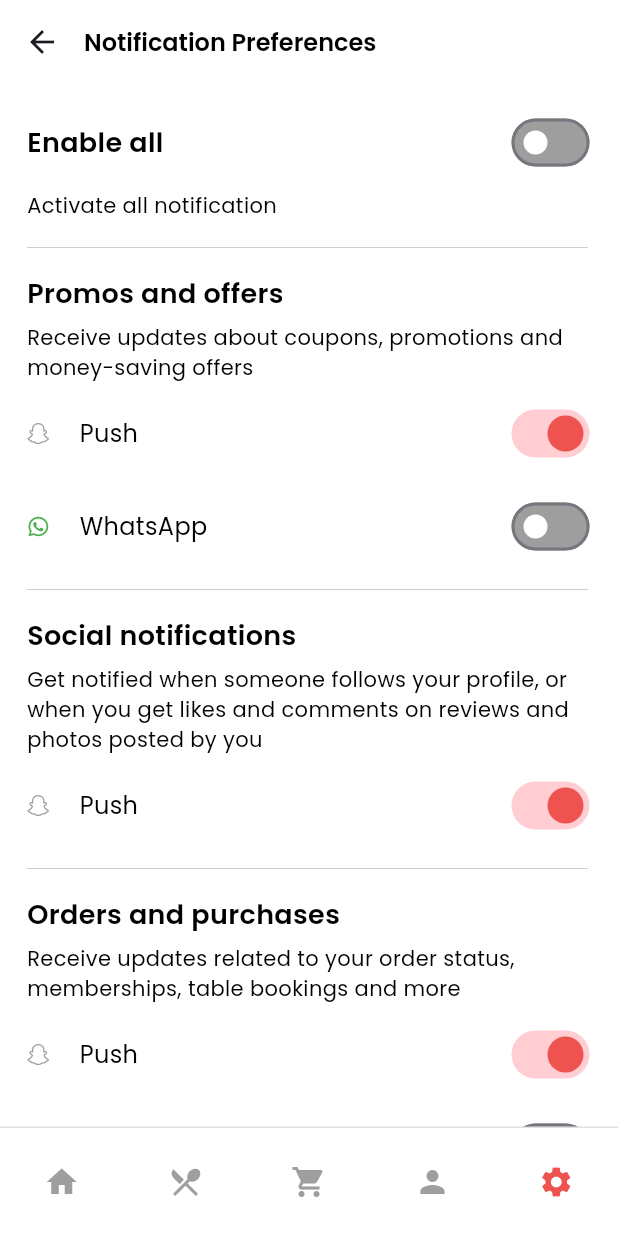
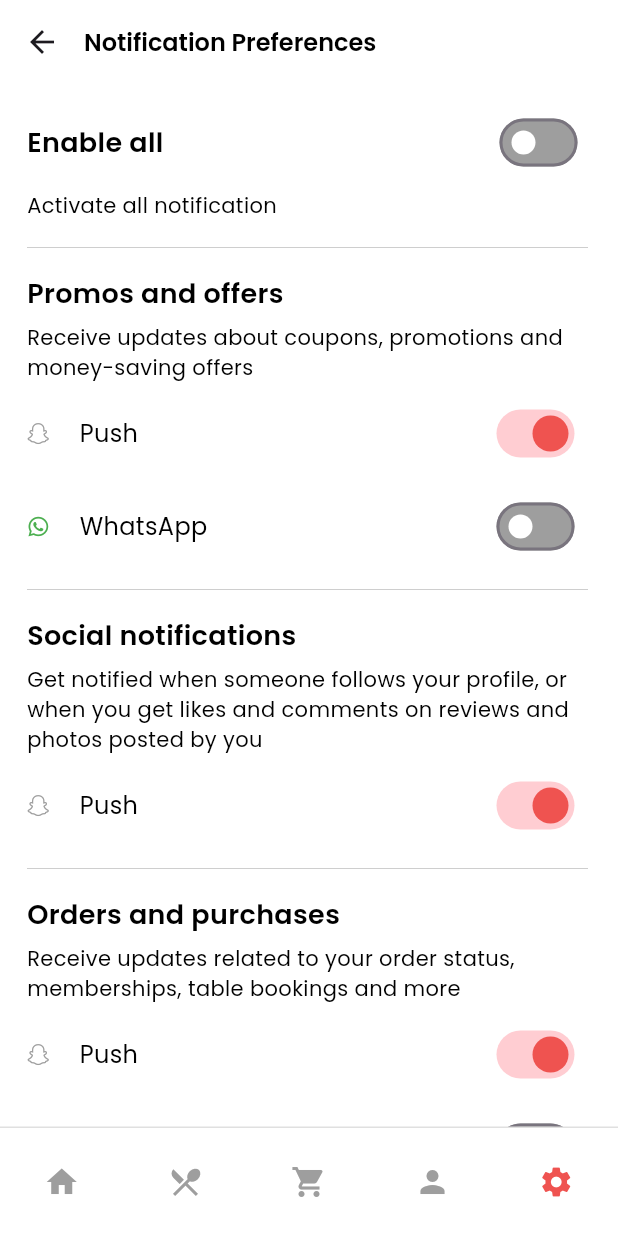
Before and after one commit to VandanKambodi/Snackzilla, a Flutter app: the NotificationSetPage screen opened directly, on a phone screen of 412 x 824 dp. Run offline on Flutter 3.47's test engine with Material 3 defaults, Android fonts, the phone set to English and light mode, and no system bars; our stand-ins replace font_awesome_flutter.

Commit message:
Update NotificationSetPage.dart

```diff
--- a/lib/Settings/NotificationSetPage.dart
+++ b/lib/Settings/NotificationSetPage.dart
@@ -35,7 +35,9 @@ class _NotificationSetPageState extends State<NotificationSetPage> {
               child: Container(
                 child: Column(
                   children: [
-                    Column(
+                    Padding(
+                      padding: const EdgeInsets.only(right: 8.0),
+                      child: Column(
                         mainAxisAlignment: MainAxisAlignment.start,
                         crossAxisAlignment: CrossAxisAlignment.start,
                         children: [
@@ -65,6 +67,7 @@ class _NotificationSetPageState extends State<NotificationSetPage> {
                           Text("Activate all notification",style: TextStyle(color: Colors.black,fontFamily: 'description',fontSize: 14),),
                         ],
                       ),
+                    ),
                     SizedBox(height: 10,),
                     Padding(
                       padding: const EdgeInsets.symmetric(horizontal: 0.0, vertical: 0.0),
@@ -76,7 +79,9 @@ class _NotificationSetPageState extends State<NotificationSetPage> {
                       ),
                     ),
                     SizedBox(height: 10,),
-                    Column(
+                    Padding(
+                      padding: const EdgeInsets.only(right: 10.0),
+                      child: Column(
                         mainAxisAlignment: MainAxisAlignment.start,
                         crossAxisAlignment: CrossAxisAlignment.start,
                         children: [
@@ -143,6 +148,7 @@ class _NotificationSetPageState extends State<NotificationSetPage> {
                           ),
                         ],
                       ),
+                    ),
                     SizedBox(height: 10,),
                     Padding(
                       padding: const EdgeInsets.symmetric(horizontal: 0.0, vertical: 0.0),
@@ -154,7 +160,9 @@ class _NotificationSetPageState extends State<NotificationSetPage> {
                       ),
                     ),
                     SizedBox(height: 10,),
-                    Column(
+                    Padding(
+                      padding: const EdgeInsets.only(right: 10.0),
+                      child: Column(
                         mainAxisAlignment: MainAxisAlignment.start,
                         crossAxisAlignment: CrossAxisAlignment.start,
                         children: [
@@ -194,6 +202,7 @@ class _NotificationSetPageState extends State<NotificationSetPage> {
                           ),
                         ],
                       ),
+                    ),
                     SizedBox(height: 10,),
                     Padding(
                       padding: const EdgeInsets.symmetric(horizontal: 0.0, vertical: 0.0),
@@ -205,7 +214,9 @@ class _NotificationSetPageState extends State<NotificationSetPage> {
                       ),
                     ),
                     SizedBox(height: 10,),
-                    Column(
+                    Padding(
+                      padding: const EdgeInsets.only(right: 10.0),
+                      child: Column(
                         mainAxisAlignment: MainAxisAlignment.start,
                         crossAxisAlignment: CrossAxisAlignment.start,
                         children: [
@@ -273,6 +284,7 @@ class _NotificationSetPageState extends State<NotificationSetPage> {
                           ),
                         ],
                       ),
+                    ),
                     SizedBox(height: 10,),
                     Padding(
                       padding: const EdgeInsets.symmetric(horizontal: 0.0, vertical: 0.0),
```
Lines whose indentation alone changed are shown as unchanged.
